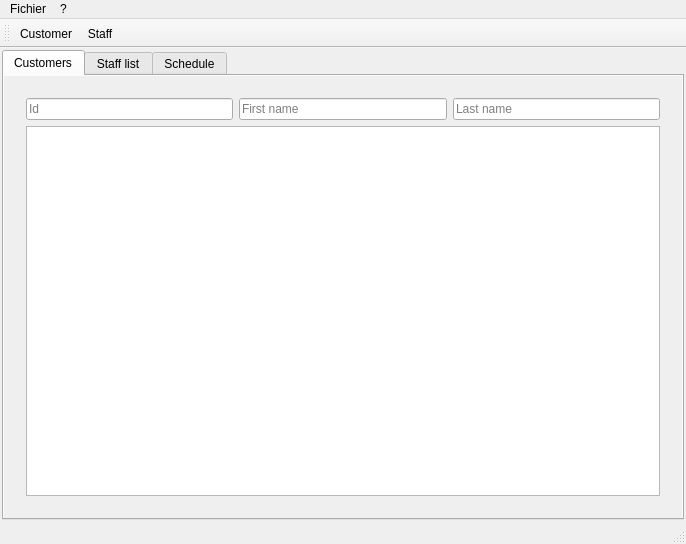
Qt form Projet/MainWindow.ui (RakSrinaNa/DI4---QT) before a commit.
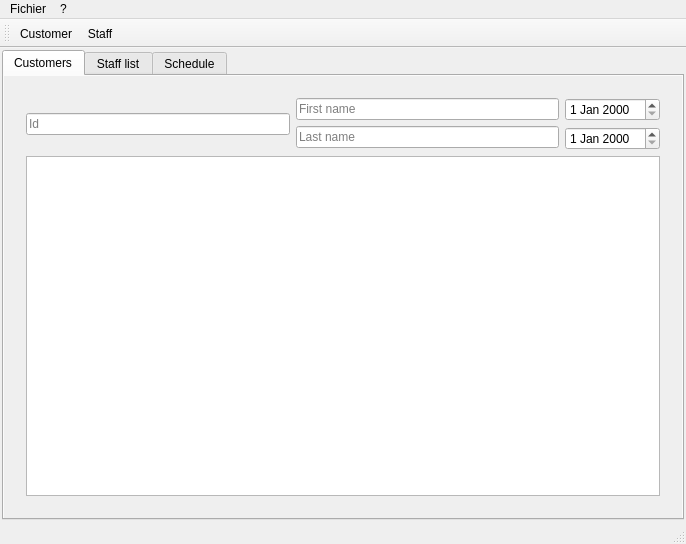
The same form after that commit. Icons and pictures are not drawn.

```diff
--- a/Projet/MainWindow.ui
+++ b/Projet/MainWindow.ui
@@ -113,6 +113,8 @@
               </widget>
              </item>
              <item>
+              <layout class="QVBoxLayout" name="verticalLayout_7">
+               <item>
               <widget class="QLineEdit" name="firstNameEdit">
                <property name="placeholderText">
                 <string>First name</string>
@@ -125,6 +127,18 @@
                 <string>Last name</string>
                </property>
               </widget>
+               </item>
+              </layout>
+             </item>
+             <item>
+              <layout class="QVBoxLayout" name="verticalLayout_8">
+               <item>
+                <widget class="QDateEdit" name="startDate"/>
+               </item>
+               <item>
+                <widget class="QDateEdit" name="endDate"/>
+               </item>
+              </layout>
              </item>
             </layout>
            </item>
```
Lines whose indentation alone changed are shown as unchanged.
